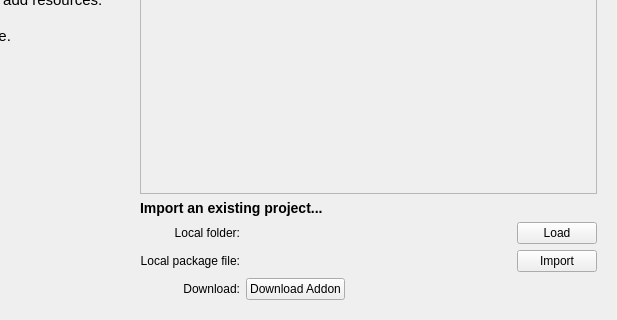
Above: startpage.ui from KDE/plasma-sdk before the change; both pictures show x 383 to 1000 and y 344 to 664 of the 1000 by 664 pixel window. Below: the same form after it.
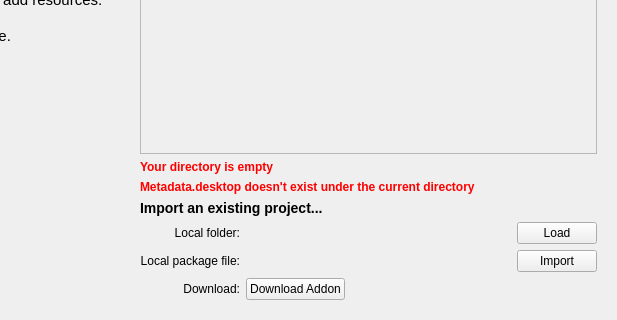
That is the form after the change. Custom widgets are drawn as their Qt base class.

Commit message: Inform the user in the startpage when the dir for the load of a local project is not valid with a QLabel

What changed in the file:
```diff
--- a/startpage.ui
+++ b/startpage.ui
@@ -159,6 +159,31 @@
          </property>
         </widget>
        </item>
+       <item>
+        <widget class="QLabel" name="invalidPlasmagikLabelEmpty">
+         <property name="enabled">
+          <bool>false</bool>
+         </property>
+         <property name="text">
+          <string>&lt;!DOCTYPE HTML PUBLIC &quot;-//W3C//DTD HTML 4.0//EN&quot; &quot;http://www.w3.org/TR/REC-html40/strict.dtd&quot;&gt;
+&lt;html&gt;&lt;head&gt;&lt;meta name=&quot;qrichtext&quot; content=&quot;1&quot; /&gt;&lt;style type=&quot;text/css&quot;&gt;
+p, li { white-space: pre-wrap; }
+&lt;/style&gt;&lt;/head&gt;&lt;body style=&quot; font-family:'Sans Serif'; font-size:9pt; font-weight:400; font-style:normal;&quot;&gt;
+&lt;p style=&quot; margin-top:0px; margin-bottom:0px; margin-left:0px; margin-right:0px; -qt-block-indent:0; text-indent:0px;&quot;&gt;&lt;span style=&quot; font-weight:600; color:#ff0000;&quot;&gt;Your directory is empty&lt;/span&gt;&lt;/p&gt;&lt;/body&gt;&lt;/html&gt;</string>
+         </property>
+        </widget>
+       </item>
+       <item>
+        <widget class="QLabel" name="invalidPlasmagikLabelNoMetadataDesktop">
+         <property name="text">
+          <string>&lt;!DOCTYPE HTML PUBLIC &quot;-//W3C//DTD HTML 4.0//EN&quot; &quot;http://www.w3.org/TR/REC-html40/strict.dtd&quot;&gt;
+&lt;html&gt;&lt;head&gt;&lt;meta name=&quot;qrichtext&quot; content=&quot;1&quot; /&gt;&lt;style type=&quot;text/css&quot;&gt;
+p, li { white-space: pre-wrap; }
+&lt;/style&gt;&lt;/head&gt;&lt;body style=&quot; font-family:'Sans Serif'; font-size:9pt; font-weight:400; font-style:normal;&quot;&gt;
+&lt;p style=&quot; margin-top:0px; margin-bottom:0px; margin-left:0px; margin-right:0px; -qt-block-indent:0; text-indent:0px;&quot;&gt;&lt;span style=&quot; font-weight:600; color:#ff0000;&quot;&gt;Metadata.desktop doesn't exist under the current directory&lt;/span&gt;&lt;/p&gt;&lt;/body&gt;&lt;/html&gt;</string>
+         </property>
+        </widget>
+       </item>
        <item>
         <widget class="QLabel" name="label_4">
          <property name="text">
@@ -556,26 +581,26 @@
   </layout>
  </widget>
  <customwidgets>
-  <customwidget>
-   <class>KUrlRequester</class>
-   <extends>QFrame</extends>
-   <header>kurlrequester.h</header>
-  </customwidget>
-  <customwidget>
-   <class>KListWidget</class>
-   <extends>QListWidget</extends>
-   <header>klistwidget.h</header>
-  </customwidget>
-  <customwidget>
-   <class>KPushButton</class>
-   <extends>QPushButton</extends>
-   <header>kpushbutton.h</header>
-  </customwidget>
   <customwidget>
    <class>KLineEdit</class>
    <extends>QLineEdit</extends>
    <header>klineedit.h</header>
   </customwidget>
+  <customwidget>
+   <class>KPushButton</class>
+   <extends>QPushButton</extends>
+   <header>kpushbutton.h</header>
+  </customwidget>
+  <customwidget>
+   <class>KListWidget</class>
+   <extends>QListWidget</extends>
+   <header>klistwidget.h</header>
+  </customwidget>
+  <customwidget>
+   <class>KUrlRequester</class>
+   <extends>QFrame</extends>
+   <header>kurlrequester.h</header>
+  </customwidget>
  </customwidgets>
  <tabstops>
   <tabstop>projectName</tabstop>
```
The commit also changes 1 other file.
